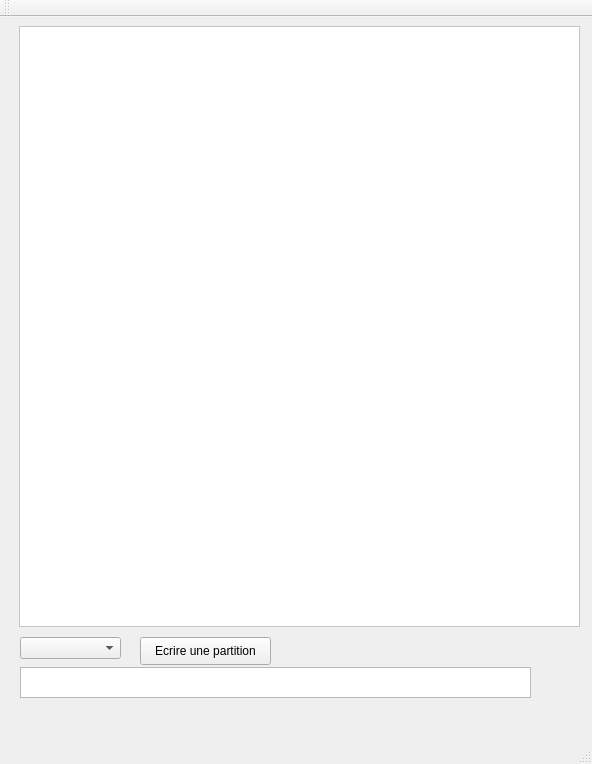
Old version of the form mainwindow.ui in the repository DepinfoCamille/ProjetMusiqueQt2.
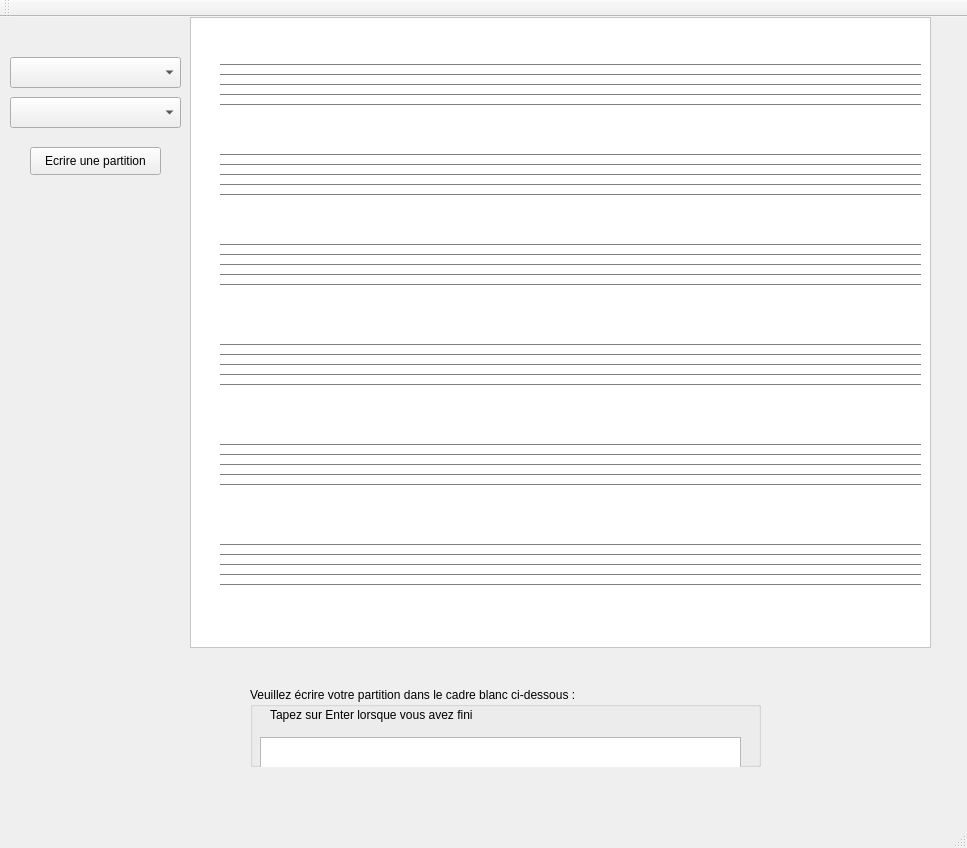
New version of the form. The open tabs and pages were chosen to show the change. Custom widgets are drawn as their Qt base class.

Diff of the .ui file:
```diff
--- a/mainwindow.ui
+++ b/mainwindow.ui
@@ -6,21 +6,154 @@
    <rect>
     <x>0</x>
     <y>0</y>
-    <width>592</width>
-    <height>764</height>
+    <width>967</width>
+    <height>848</height>
    </rect>
   </property>
   <property name="windowTitle">
    <string>MainWindow</string>
   </property>
   <widget class="QWidget" name="centralWidget">
+   <widget class="QPushButton" name="boutonEcrirePartition">
+    <property name="geometry">
+     <rect>
+      <x>30</x>
+      <y>130</y>
+      <width>131</width>
+      <height>28</height>
+     </rect>
+    </property>
+    <property name="text">
+     <string>Ecrire une partition</string>
+    </property>
+   </widget>
+   <widget class="QStackedWidget" name="dialogue">
+    <property name="geometry">
+     <rect>
+      <x>240</x>
+      <y>670</y>
+      <width>621</width>
+      <height>121</height>
+     </rect>
+    </property>
+    <property name="currentIndex">
+     <number>2</number>
+    </property>
+    <widget class="QWidget" name="page">
+     <widget class="QGroupBox" name="boxTempo">
+      <property name="geometry">
+       <rect>
+        <x>20</x>
+        <y>10</y>
+        <width>491</width>
+        <height>61</height>
+       </rect>
+      </property>
+      <property name="title">
+       <string>Veuillez taper quatre fois sur le bouton &quot;Tempo&quot; à la pulsation souhaitée </string>
+      </property>
+      <widget class="QPushButton" name="boutonTempo">
+       <property name="geometry">
+        <rect>
+         <x>190</x>
+         <y>20</y>
+         <width>93</width>
+         <height>28</height>
+        </rect>
+       </property>
+       <property name="text">
+        <string>Tempo</string>
+       </property>
+      </widget>
+     </widget>
+    </widget>
+    <widget class="QWidget" name="page_2">
+     <widget class="QGroupBox" name="boxEcrirePartition">
+      <property name="geometry">
+       <rect>
+        <x>10</x>
+        <y>0</y>
+        <width>511</width>
+        <height>80</height>
+       </rect>
+      </property>
+      <property name="title">
+       <string>Veuillez écrire votre partition dans le cadre blanc ci-dessous : </string>
+      </property>
+      <widget class="QTextEdit" name="textEdit">
+       <property name="geometry">
+        <rect>
+         <x>10</x>
+         <y>50</y>
+         <width>481</width>
+         <height>31</height>
+        </rect>
+       </property>
+      </widget>
+      <widget class="QLabel" name="label">
+       <property name="geometry">
+        <rect>
+         <x>20</x>
+         <y>20</y>
+         <width>271</width>
+         <height>16</height>
+        </rect>
+       </property>
+       <property name="text">
+        <string>Tapez sur Enter lorsque vous avez fini</string>
+       </property>
+      </widget>
+     </widget>
+    </widget>
+    <widget class="QWidget" name="page_3">
+     <widget class="QGroupBox" name="boxPartitionEcrite">
+      <property name="geometry">
+       <rect>
+        <x>10</x>
+        <y>0</y>
+        <width>511</width>
+        <height>61</height>
+       </rect>
+      </property>
+      <property name="title">
+       <string>Votre partition a été écrite ! </string>
+      </property>
+      <widget class="QPushButton" name="boutonEcouter">
+       <property name="geometry">
+        <rect>
+         <x>170</x>
+         <y>30</y>
+         <width>141</width>
+         <height>28</height>
+        </rect>
+       </property>
+       <property name="text">
+        <string>Ecouter le morceau</string>
+       </property>
+      </widget>
+     </widget>
+    </widget>
+   </widget>
+   <widget class="QComboBox" name="MESURE">
+    <property name="geometry">
+     <rect>
+      <x>10</x>
+      <y>80</y>
+      <width>171</width>
+      <height>31</height>
+     </rect>
+    </property>
+   </widget>
    <widget class="QFrame" name="frame">
+    <property name="enabled">
+     <bool>true</bool>
+    </property>
     <property name="geometry">
      <rect>
-      <x>19</x>
-      <y>9</y>
-      <width>561</width>
-      <height>601</height>
+      <x>190</x>
+      <y>0</y>
+      <width>741</width>
+      <height>631</height>
      </rect>
     </property>
     <property name="palette">
@@ -447,36 +580,450 @@
     <property name="frameShadow">
      <enum>QFrame::Raised</enum>
     </property>
+    <widget class="Line" name="line_31">
+     <property name="geometry">
+      <rect>
+       <x>30</x>
+       <y>40</y>
+       <width>701</width>
+       <height>16</height>
+      </rect>
+     </property>
+     <property name="orientation">
+      <enum>Qt::Horizontal</enum>
+     </property>
+    </widget>
+    <widget class="Line" name="line_32">
+     <property name="geometry">
+      <rect>
+       <x>30</x>
+       <y>50</y>
+       <width>701</width>
+       <height>16</height>
+      </rect>
+     </property>
+     <property name="orientation">
+      <enum>Qt::Horizontal</enum>
+     </property>
+    </widget>
+    <widget class="Line" name="line_33">
+     <property name="geometry">
+      <rect>
+       <x>30</x>
+       <y>60</y>
+       <width>701</width>
+       <height>16</height>
+      </rect>
+     </property>
+     <property name="orientation">
+      <enum>Qt::Horizontal</enum>
+     </property>
+    </widget>
+    <widget class="Line" name="line_34">
+     <property name="geometry">
+      <rect>
+       <x>30</x>
+       <y>70</y>
+       <width>701</width>
+       <height>16</height>
+      </rect>
+     </property>
+     <property name="orientation">
+      <enum>Qt::Horizontal</enum>
+     </property>
+    </widget>
+    <widget class="Line" name="line_35">
+     <property name="geometry">
+      <rect>
+       <x>30</x>
+       <y>80</y>
+       <width>701</width>
+       <height>16</height>
+      </rect>
+     </property>
+     <property name="orientation">
+      <enum>Qt::Horizontal</enum>
+     </property>
+    </widget>
+    <widget class="Line" name="line_36">
+     <property name="geometry">
+      <rect>
+       <x>30</x>
+       <y>130</y>
+       <width>701</width>
+       <height>16</height>
+      </rect>
+     </property>
+     <property name="orientation">
+      <enum>Qt::Horizontal</enum>
+     </property>
+    </widget>
+    <widget class="Line" name="line_37">
+     <property name="geometry">
+      <rect>
+       <x>30</x>
+       <y>140</y>
+       <width>701</width>
+       <height>16</height>
+      </rect>
+     </property>
+     <property name="orientation">
+      <enum>Qt::Horizontal</enum>
+     </property>
+    </widget>
+    <widget class="Line" name="line_38">
+     <property name="geometry">
+      <rect>
+       <x>30</x>
+       <y>150</y>
+       <width>701</width>
+       <height>16</height>
+      </rect>
+     </property>
+     <property name="orientation">
+      <enum>Qt::Horizontal</enum>
+     </property>
+    </widget>
+    <widget class="Line" name="line_39">
+     <property name="geometry">
+      <rect>
+       <x>30</x>
+       <y>160</y>
+       <width>701</width>
+       <height>16</height>
+      </rect>
+     </property>
+     <property name="orientation">
+      <enum>Qt::Horizontal</enum>
+     </property>
+    </widget>
+    <widget class="Line" name="line_40">
+     <property name="geometry">
+      <rect>
+       <x>30</x>
+       <y>170</y>
+       <width>701</width>
+       <height>16</height>
+      </rect>
+     </property>
+     <property name="orientation">
+      <enum>Qt::Horizontal</enum>
+     </property>
+    </widget>
+    <widget class="Line" name="line_41">
+     <property name="geometry">
+      <rect>
+       <x>30</x>
+       <y>250</y>
+       <width>701</width>
+       <height>16</height>
+      </rect>
+     </property>
+     <property name="orientation">
+      <enum>Qt::Horizontal</enum>
+     </property>
+    </widget>
+    <widget class="Line" name="line_42">
+     <property name="geometry">
+      <rect>
+       <x>30</x>
+       <y>240</y>
+       <width>701</width>
+       <height>16</height>
+      </rect>
+     </property>
+     <property name="orientation">
+      <enum>Qt::Horizontal</enum>
+     </property>
+    </widget>
+    <widget class="Line" name="line_43">
+     <property name="geometry">
+      <rect>
+       <x>30</x>
+       <y>260</y>
+       <width>701</width>
+       <height>16</height>
+      </rect>
+     </property>
+     <property name="orientation">
+      <enum>Qt::Horizontal</enum>
+     </property>
+    </widget>
+    <widget class="Line" name="line_44">
+     <property name="geometry">
+      <rect>
+       <x>30</x>
+       <y>220</y>
+       <width>701</width>
+       <height>16</height>
+      </rect>
+     </property>
+     <property name="orientation">
+      <enum>Qt::Horizontal</enum>
+     </property>
+    </widget>
+    <widget class="Line" name="line_45">
+     <property name="geometry">
+      <rect>
+       <x>30</x>
+       <y>230</y>
+       <width>701</width>
+       <height>16</height>
+      </rect>
+     </property>
+     <property name="orientation">
+      <enum>Qt::Horizontal</enum>
+     </property>
+    </widget>
+    <widget class="Line" name="line_46">
+     <property name="geometry">
+      <rect>
+       <x>30</x>
+       <y>360</y>
+       <width>701</width>
+       <height>16</height>
+      </rect>
+     </property>
+     <property name="orientation">
+      <enum>Qt::Horizontal</enum>
+     </property>
+    </widget>
+    <widget class="Line" name="line_47">
+     <property name="geometry">
+      <rect>
+       <x>30</x>
+       <y>350</y>
+       <width>701</width>
+       <height>16</height>
+      </rect>
+     </property>
+     <property name="orientation">
+      <enum>Qt::Horizontal</enum>
+     </property>
+    </widget>
+    <widget class="Line" name="line_48">
+     <property name="geometry">
+      <rect>
+       <x>30</x>
+       <y>320</y>
+       <width>701</width>
+       <height>16</height>
+      </rect>
+     </property>
+     <property name="orientation">
+      <enum>Qt::Horizontal</enum>
+     </property>
+    </widget>
+    <widget class="Line" name="line_49">
+     <property name="geometry">
+      <rect>
+       <x>30</x>
+       <y>330</y>
+       <width>701</width>
+       <height>16</height>
+      </rect>
+     </property>
+     <property name="orientation">
+      <enum>Qt::Horizontal</enum>
+     </property>
+    </widget>
+    <widget class="Line" name="line_50">
+     <property name="geometry">
+      <rect>
+       <x>30</x>
+       <y>340</y>
+       <width>701</width>
+       <height>16</height>
+      </rect>
+     </property>
+     <property name="orientation">
+      <enum>Qt::Horizontal</enum>
+     </property>
+    </widget>
+    <widget class="Line" name="line_51">
+     <property name="geometry">
+      <rect>
+       <x>30</x>
+       <y>460</y>
+       <width>701</width>
+       <height>16</height>
+      </rect>
+     </property>
+     <property name="orientation">
+      <enum>Qt::Horizontal</enum>
+     </property>
+    </widget>
+    <widget class="Line" name="line_52">
+     <property name="geometry">
+      <rect>
+       <x>30</x>
+       <y>430</y>
+       <width>701</width>
+       <height>16</height>
+      </rect>
+     </property>
+     <property name="orientation">
+      <enum>Qt::Horizontal</enum>
+     </property>
+    </widget>
+    <widget class="Line" name="line_53">
+     <property name="geometry">
+      <rect>
+       <x>30</x>
+       <y>450</y>
+       <width>701</width>
+       <height>16</height>
+      </rect>
+     </property>
+     <property name="orientation">
+      <enum>Qt::Horizontal</enum>
+     </property>
+    </widget>
+    <widget class="Line" name="line_54">
+     <property name="geometry">
+      <rect>
+       <x>30</x>
+       <y>440</y>
+       <width>701</width>
+       <height>16</height>
+      </rect>
+     </property>
+     <property name="orientation">
+      <enum>Qt::Horizontal</enum>
+     </property>
+    </widget>
+    <widget class="Line" name="line_55">
+     <property name="geometry">
+      <rect>
+       <x>30</x>
+       <y>420</y>
+       <width>701</width>
+       <height>16</height>
+      </rect>
+     </property>
+     <property name="orientation">
+      <enum>Qt::Horizontal</enum>
+     </property>
+    </widget>
+    <widget class="Line" name="line_56">
+     <property name="geometry">
+      <rect>
+       <x>30</x>
+       <y>560</y>
+       <width>701</width>
+       <height>16</height>
+      </rect>
+     </property>
+     <property name="orientation">
+      <enum>Qt::Horizontal</enum>
+     </property>
+    </widget>
+    <widget class="Line" name="line_57">
+     <property name="geometry">
+      <rect>
+       <x>30</x>
+       <y>540</y>
+       <width>701</width>
+       <height>16</height>
+      </rect>
+     </property>
+     <property name="orientation">
+      <enum>Qt::Horizontal</enum>
+     </property>
+    </widget>
+    <widget class="Line" name="line_58">
+     <property name="geometry">
+      <rect>
+       <x>30</x>
+       <y>550</y>
+       <width>701</width>
+       <height>16</height>
+      </rect>
+     </property>
+     <property name="orientation">
+      <enum>Qt::Horizontal</enum>
+     </property>
+    </widget>
+    <widget class="Line" name="line_59">
+     <property name="geometry">
+      <rect>
+       <x>30</x>
+       <y>530</y>
+       <width>701</width>
+       <height>16</height>
+      </rect>
+     </property>
+     <property name="orientation">
+      <enum>Qt::Horizontal</enum>
+     </property>
+    </widget>
+    <widget class="Line" name="line_60">
+     <property name="geometry">
+      <rect>
+       <x>30</x>
+       <y>520</y>
+       <width>701</width>
+       <height>16</height>
+      </rect>
+     </property>
+     <property name="orientation">
+      <enum>Qt::Horizontal</enum>
+     </property>
+    </widget>
+    <widget class="QLabel" name="cledeSol_2">
+     <property name="geometry">
+      <rect>
+       <x>40</x>
+       <y>40</y>
+       <width>21</width>
+       <height>61</height>
+      </rect>
+     </property>
+     <property name="text">
+      <string/>
+     </property>
+    </widget>
+    <widget class="Afichernotes" name="affichernotes" native="true">
+     <property name="enabled">
+      <bool>true</bool>
+     </property>
+     <property name="geometry">
+      <rect>
+       <x>0</x>
+       <y>0</y>
+       <width>741</width>
+       <height>631</height>
+      </rect>
+     </property>
+     <widget class="QLabel" name="mesure1_2">
+      <property name="geometry">
+       <rect>
+        <x>80</x>
+        <y>40</y>
+        <width>47</width>
+        <height>51</height>
+       </rect>
+      </property>
+      <property name="font">
+       <font>
+        <family>Source Code Pro</family>
+        <pointsize>14</pointsize>
+        <weight>75</weight>
+        <bold>true</bold>
+       </font>
+      </property>
+      <property name="text">
+       <string/>
+      </property>
+     </widget>
+    </widget>
    </widget>
    <widget class="QComboBox" name="CLE">
     <property name="geometry">
      <rect>
-      <x>20</x>
-      <y>620</y>
-      <width>101</width>
-      <height>22</height>
-     </rect>
-    </property>
-   </widget>
-   <widget class="QPushButton" name="boutonEcrirePartition">
-    <property name="geometry">
-     <rect>
-      <x>140</x>
-      <y>620</y>
-      <width>131</width>
-      <height>28</height>
-     </rect>
-    </property>
-    <property name="text">
-     <string>Ecrire une partition</string>
-    </property>
-   </widget>
-   <widget class="QTextEdit" name="textEdit">
-    <property name="geometry">
-     <rect>
-      <x>20</x>
-      <y>650</y>
-      <width>511</width>
+      <x>10</x>
+      <y>40</y>
+      <width>171</width>
       <height>31</height>
      </rect>
     </property>
@@ -503,6 +1050,14 @@
   <widget class="QStatusBar" name="statusBar"/>
  </widget>
  <layoutdefault spacing="6" margin="11"/>
+ <customwidgets>
+  <customwidget>
+   <class>Afichernotes</class>
+   <extends>QWidget</extends>
+   <header location="global">afichernotes.h</header>
+   <container>1</container>
+  </customwidget>
+ </customwidgets>
  <resources/>
  <connections/>
 </ui>
```
Left out of the diff: 2 changed lines with no effect on the pictures.
